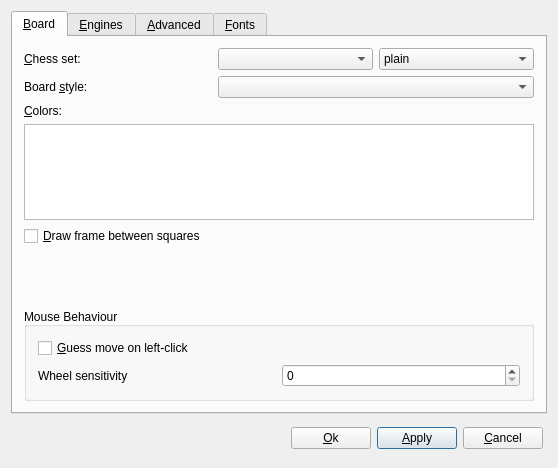
madnight/chessx, file src/gui/preferences.ui: the form before one commit.
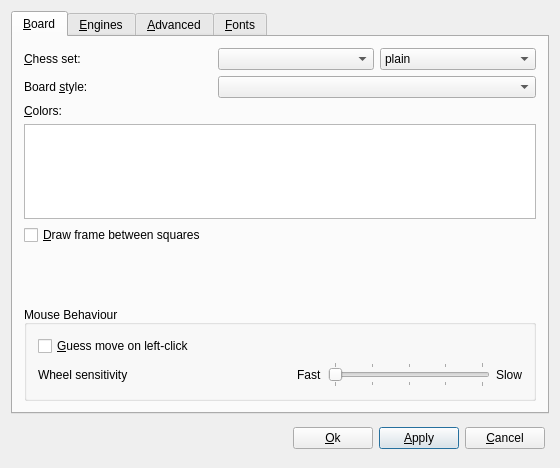
The form after the commit. The open tabs and pages were chosen to show the change. Custom widgets are drawn as their Qt base class.

Commit message: More intuitive interface for mousewheel

The edit to the form file:
```diff
--- a/src/gui/preferences.ui
+++ b/src/gui/preferences.ui
@@ -6,7 +6,7 @@
    <rect>
     <x>0</x>
     <y>0</y>
-    <width>558</width>
+    <width>560</width>
     <height>468</height>
    </rect>
   </property>
@@ -163,9 +163,54 @@
              </widget>
             </item>
             <item>
-             <widget class="QSpinBox" name="minWheelCount">
+             <spacer name="horizontalSpacer">
+              <property name="orientation">
+               <enum>Qt::Horizontal</enum>
+              </property>
+              <property name="sizeHint" stdset="0">
+               <size>
+                <width>40</width>
+                <height>20</height>
+               </size>
+              </property>
+             </spacer>
+            </item>
+            <item>
+             <widget class="QLabel" name="labelFast">
+              <property name="text">
+               <string>Fast</string>
+              </property>
+             </widget>
+            </item>
+            <item>
+             <widget class="QSlider" name="minWheelCount">
               <property name="maximum">
-               <number>500</number>
+               <number>240</number>
+              </property>
+              <property name="singleStep">
+               <number>60</number>
+              </property>
+              <property name="pageStep">
+               <number>60</number>
+              </property>
+              <property name="orientation">
+               <enum>Qt::Horizontal</enum>
+              </property>
+              <property name="invertedAppearance">
+               <bool>false</bool>
+              </property>
+              <property name="tickPosition">
+               <enum>QSlider::TicksBothSides</enum>
+              </property>
+              <property name="tickInterval">
+               <number>60</number>
+              </property>
+             </widget>
+            </item>
+            <item>
+             <widget class="QLabel" name="label_10">
+              <property name="text">
+               <string>Slow</string>
               </property>
              </widget>
             </item>
```
Left out of the diff: 70 changed lines with no effect on the pictures.
